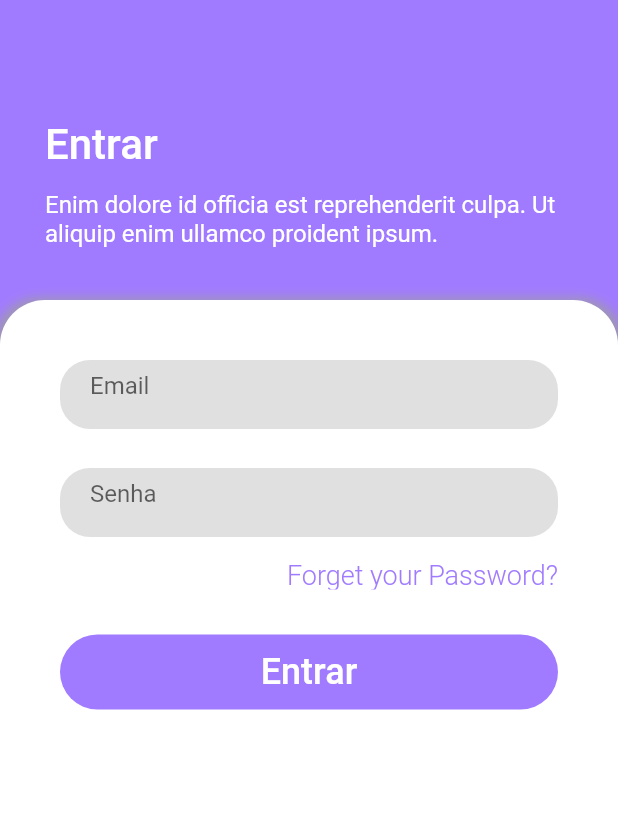
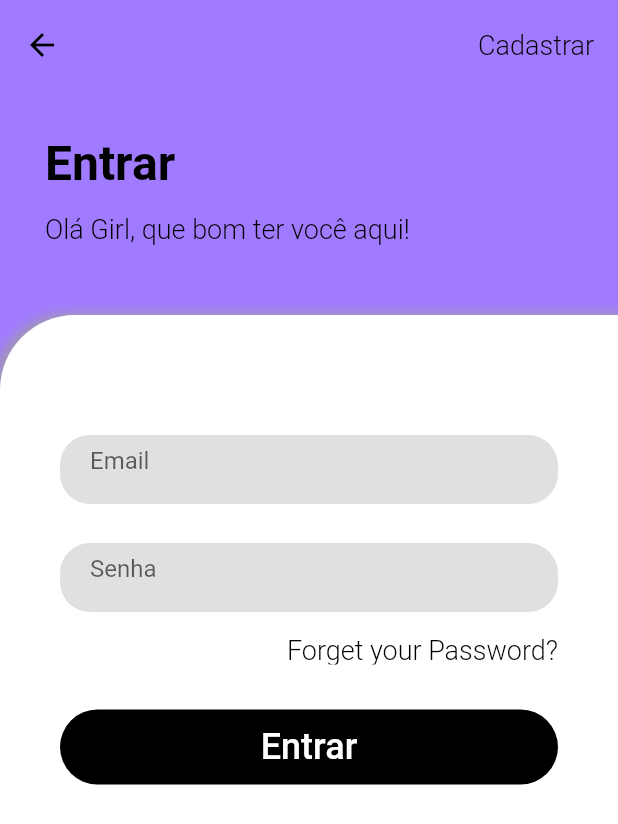
Before and after one commit to marialmeida1/girls_in_ctrl_tcc, a Flutter app: the screen it shows after launch, after a tap on "Cadastrar", on a phone screen of 412 x 824 dp. Shown: the top 824 px of the screen. Run offline on Flutter 3.47's test engine with Material 2 defaults, Android fonts, the light colour scheme and no system bars.

Commit message:
atualizações página entrar

```diff
--- a/lib/view/login/entrar.login.dart
+++ b/lib/view/login/entrar.login.dart
@@ -8,6 +8,30 @@ class TelaEntrar extends StatelessWidget {
   @override
   Widget build(BuildContext context) {
     return Scaffold(
+      appBar: AppBar(
+        leading: IconButton(
+          icon: const Icon(
+            Icons.arrow_back,
+            color: Colors.black,
+          ),
+          onPressed: () => Navigator.of(context).pop(),
+        ),
+        elevation: 0,
+        toolbarHeight: 60,
+        title: Container(
+          width: double.infinity,
+          alignment: Alignment.centerRight,
+          child: InkWell(
+            child: Text(
+              'Cadastrar',
+              style: Theme.of(context).textTheme.bodyText2?.copyWith(
+                    color: Colors.black,
+                  ),
+            ),
+            onTap: () {},
+          ),
+        ),
+      ),
       body: Container(
         color: Theme.of(context).colorScheme.primary,
         alignment: Alignment.topCenter,
@@ -17,31 +41,27 @@ class TelaEntrar extends StatelessWidget {
               padding: const EdgeInsets.only(
                 left: 30,
                 right: 30,
-                top: 80,
+                top: 30,
               ),
-              height: 200,
+              height: 150,
               width: double.infinity,
               child: Column(
                 crossAxisAlignment: CrossAxisAlignment.start,
-                children: const [
+                children: [
                   Text(
                     "Entrar",
-                    style: TextStyle(
-                      fontSize: 28,
-                      fontWeight: FontWeight.w500,
-                      color: Colors.white,
-                    ),
+                    style: Theme.of(context).textTheme.headline1?.copyWith(
+                          color: Colors.black,
+                        ),
                   ),
-                  SizedBox(
+                  const SizedBox(
                     height: 14,
                   ),
                   Text(
-                    "Enim dolore id officia est reprehenderit culpa. Ut aliquip enim ullamco proident ipsum.",
-                    style: TextStyle(
-                      fontSize: 16,
-                      fontWeight: FontWeight.w400,
-                      color: Colors.white,
-                    ),
+                    "Olá Girl, que bom ter você aqui!",
+                    style: Theme.of(context).textTheme.bodyText2?.copyWith(
+                          color: Colors.black,
+                        ),
                   ),
                 ],
               ),
@@ -51,8 +71,7 @@ class TelaEntrar extends StatelessWidget {
                 decoration: BoxDecoration(
                   color: Colors.white,
                   borderRadius: const BorderRadius.only(
-                    topLeft: Radius.circular(30),
-                    topRight: Radius.circular(30),
+                    topLeft: Radius.circular(50),
                   ),
                   boxShadow: [
                     BoxShadow(
@@ -67,6 +86,9 @@ class TelaEntrar extends StatelessWidget {
                   padding: const EdgeInsets.all(40),
                   child: Column(
                     children: [
+                      const SizedBox(
+                        height: 40,
+                      ),
                       textBox("Email"),
                       const SizedBox(
                         height: 26,
@@ -81,9 +103,10 @@ class TelaEntrar extends StatelessWidget {
                         alignment: Alignment.centerRight,
                         child: Text(
                           "Forget your Password?",
-                          style: TextStyle(
-                            color: Theme.of(context).colorScheme.primary,
-                          ),
+                          style:
+                              Theme.of(context).textTheme.bodyText2?.copyWith(
+                                    color: Colors.black,
+                                  ),
                         ),
                       ),
                       const SizedBox(
@@ -92,7 +115,7 @@ class TelaEntrar extends StatelessWidget {
                       bottonPadrao(
                         50,
                         double.infinity,
-                        Theme.of(context).colorScheme.primary,
+                        Colors.black,
                         Colors.white,
                         "Entrar",
                         context,
--- a/lib/view/login/option.login.dart
+++ b/lib/view/login/option.login.dart
@@ -40,8 +40,8 @@ Widget Option(BuildContext context) {
     decoration: BoxDecoration(
       color: Color(0xffa17bff),
       borderRadius: const BorderRadius.only(
-        topLeft: Radius.circular(30),
-        topRight: Radius.circular(30),
+        topLeft: Radius.circular(50),
+        topRight: Radius.circular(50),
       ),
       boxShadow: [
         BoxShadow(
```
